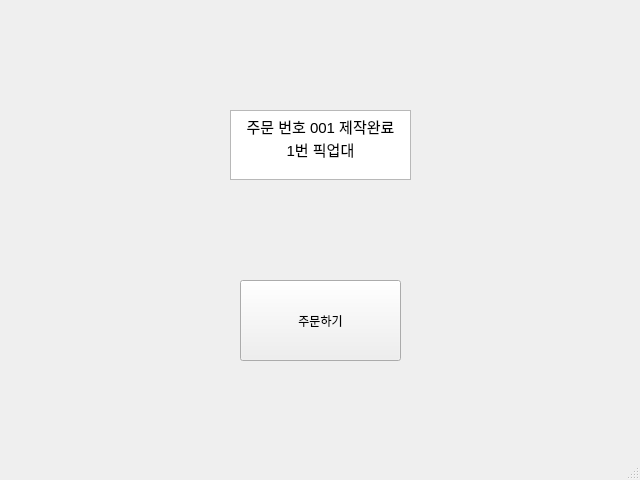
Old version of the form javis_ros2/src/gui_kreacher/gui/order5.ui in the repository addinedu-roscamp-7th/roscamp-repo-2.
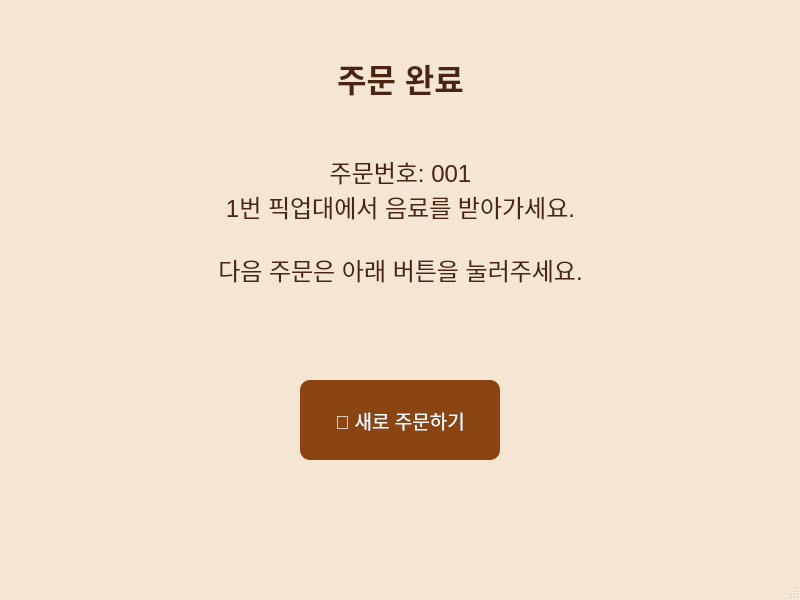
New version of the form.

Diff of the .ui file:
```diff
--- a/javis_ros2/src/gui_kreacher/gui/order5.ui
+++ b/javis_ros2/src/gui_kreacher/gui/order5.ui
@@ -6,43 +6,78 @@
    <rect>
     <x>0</x>
     <y>0</y>
-    <width>640</width>
-    <height>480</height>
+    <width>800</width>
+    <height>600</height>
    </rect>
   </property>
   <property name="windowTitle">
-   <string>MainWindow</string>
+   <string>Kreacher's Cafe - 주문 완료</string>
+  </property>
+  <property name="styleSheet">
+   <string>QMainWindow {
+    background-color: #F5E6D3;
+   }
+   QPushButton {
+    background-color: #8B4513;
+    color: white;
+    border-radius: 10px;
+    font-size: 14pt;
+    padding: 5px;
+   }
+   QPushButton:hover {
+    background-color: #A0522D;
+   }
+   QTextEdit {
+    background: transparent;
+    border: none;
+   }</string>
   </property>
   <widget class="QWidget" name="centralwidget">
-   <widget class="QTextEdit" name="textEdit">
+   <widget class="QPushButton" name="orderButton">
     <property name="geometry">
      <rect>
-      <x>230</x>
-      <y>110</y>
-      <width>181</width>
-      <height>70</height>
-     </rect>
-    </property>
-    <property name="html">
-     <string>&lt;!DOCTYPE HTML PUBLIC &quot;-//W3C//DTD HTML 4.0//EN&quot; &quot;http://www.w3.org/TR/REC-html40/strict.dtd&quot;&gt;
-&lt;html&gt;&lt;head&gt;&lt;meta name=&quot;qrichtext&quot; content=&quot;1&quot; /&gt;&lt;style type=&quot;text/css&quot;&gt;
-p, li { white-space: pre-wrap; }
-&lt;/style&gt;&lt;/head&gt;&lt;body style=&quot; font-family:'Ubuntu Sans'; font-size:11pt; font-weight:400; font-style:normal;&quot;&gt;
-&lt;p align=&quot;center&quot; style=&quot; margin-top:0px; margin-bottom:0px; margin-left:0px; margin-right:0px; -qt-block-indent:0; text-indent:0px;&quot;&gt;주문 번호 001 제작완료&lt;/p&gt;
-&lt;p align=&quot;center&quot; style=&quot; margin-top:0px; margin-bottom:0px; margin-left:0px; margin-right:0px; -qt-block-indent:0; text-indent:0px;&quot;&gt;1번 픽업대&lt;/p&gt;&lt;/body&gt;&lt;/html&gt;</string>
-    </property>
-   </widget>
-   <widget class="QPushButton" name="pushButton">
-    <property name="geometry">
-     <rect>
-      <x>240</x>
-      <y>280</y>
-      <width>161</width>
-      <height>81</height>
+      <x>300</x>
+      <y>380</y>
+      <width>200</width>
+      <height>80</height>
      </rect>
     </property>
     <property name="text">
-     <string>주문하기</string>
+     <string>🛒 새로 주문하기</string>
+    </property>
+   </widget>
+   <widget class="QTextEdit" name="textEdit_3">
+    <property name="geometry">
+     <rect>
+      <x>250</x>
+      <y>50</y>
+      <width>301</width>
+      <height>70</height>
+     </rect>
+    </property>
+    <property name="html">
+     <string>&lt;!DOCTYPE HTML PUBLIC &quot;-//W3C//DTD HTML 4.0//EN&quot; &quot;http://www.w3.org/TR/REC-html40/strict.dtd&quot;&gt;
+&lt;html&gt;&lt;head&gt;&lt;meta name=&quot;qrichtext&quot; content=&quot;1&quot; /&gt;&lt;style type=&quot;text/css&quot;&gt;
+p, li { white-space: pre-wrap; }
+&lt;/style&gt;&lt;/head&gt;&lt;body style=&quot; font-family:'Ubuntu Sans'; font-size:11pt; font-weight:400; font-style:normal;&quot;&gt;
+&lt;p align=&quot;center&quot; style=&quot; margin-top:0px; margin-bottom:0px; margin-left:0px; margin-right:0px; -qt-block-indent:0; text-indent:0px;&quot;&gt;&lt;span style=&quot; font-family:'Helvetica'; font-size:24pt; font-weight:600; color:#4a2511;&quot;&gt;주문 완료&lt;/span&gt;&lt;/p&gt;&lt;/body&gt;&lt;/html&gt;</string>
+    </property>
+   </widget>
+   <widget class="QTextEdit" name="textEdit">
+    <property name="geometry">
+     <rect>
+      <x>200</x>
+      <y>150</y>
+      <width>401</width>
+      <height>181</height>
+     </rect>
+    </property>
+    <property name="html">
+     <string>&lt;!DOCTYPE HTML PUBLIC &quot;-//W3C//DTD HTML 4.0//EN&quot; &quot;http://www.w3.org/TR/REC-html40/strict.dtd&quot;&gt;
+&lt;html&gt;&lt;head&gt;&lt;meta name=&quot;qrichtext&quot; content=&quot;1&quot; /&gt;&lt;style type=&quot;text/css&quot;&gt;
+p, li { white-space: pre-wrap; }
+&lt;/style&gt;&lt;/head&gt;&lt;body style=&quot; font-family:'Ubuntu Sans'; font-size:11pt; font-weight:400; font-style:normal;&quot;&gt;
+&lt;p align=&quot;center&quot; style=&quot; margin-top:0px; margin-bottom:0px; margin-left:0px; margin-right:0px; -qt-block-indent:0; text-indent:0px;&quot;&gt;&lt;span style=&quot; font-family:'Helvetica'; font-size:18pt; color:#4a2511;&quot;&gt;주문번호: 001&lt;br /&gt;1번 픽업대에서 음료를 받아가세요.&lt;br /&gt;&lt;br /&gt;다음 주문은 아래 버튼을 눌러주세요.&lt;/span&gt;&lt;/p&gt;&lt;/body&gt;&lt;/html&gt;</string>
     </property>
    </widget>
   </widget>
```
Left out of the diff: 2 changed lines with no effect on the pictures.
